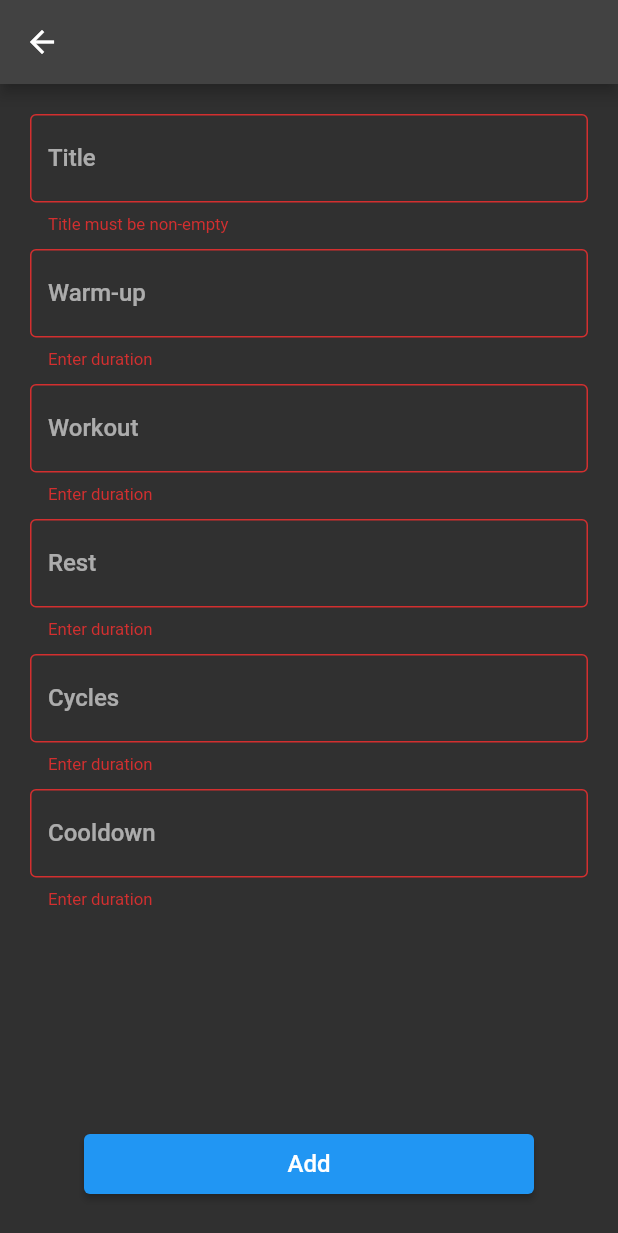
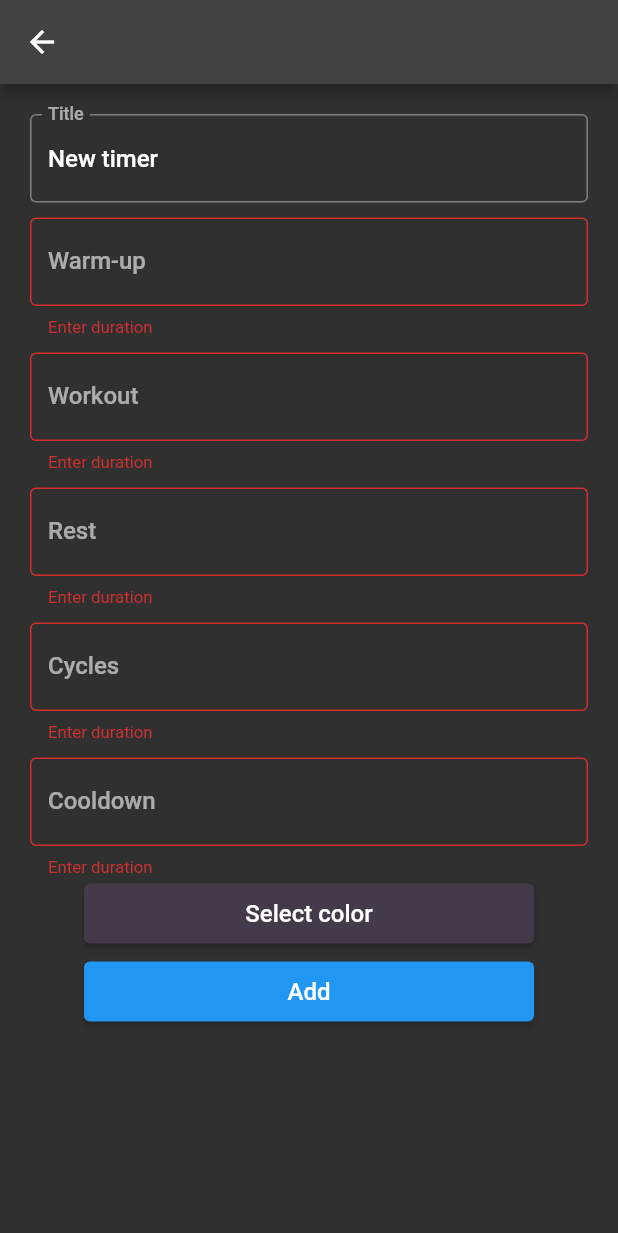
Before and after one commit to tsudd/tabata-timer, a Flutter app: the EditSeqPage screen opened by its route, after a tap on "Add", on a phone screen of 412 x 824 dp. Shown: the top 1233 px of the screen. Run offline on Flutter 3.47's test engine with Material 2 defaults, Android fonts, the phone set to English and light mode, and no system bars; our stand-ins replace flutter_bloc, flutter_colorpicker, shared_preferences; accounts and stored records are empty; generated files the repository leaves out were written again.

Commit message:
add: color selection

```diff
--- a/lib/l10n/app_en.arb
+++ b/lib/l10n/app_en.arb
@@ -58,5 +58,29 @@
     "total_dur_lbl": "Total duration",
     "@total_dur_lbl": {
         "description": "Total duration label"
+    },
+    "add_btn": "Add",
+    "@add_btn": {
+        "description": "Add button label"
+    },
+    "color_pick": "Select color",
+    "@color_pick": {
+        "description": "Color selection label"
+    },
+    "empty_input": "Enter duration",
+    "@empty_input": {
+        "description": "Sign apearing when form input is empty"
+    },
+    "empty_title": "Title must be non-empty",
+    "@empty_title": {
+        "description": "Sign apearing when title is empty while timer creation"
+    },
+    "done_btn": "Done",
+    "@done_btn": {
+        "description": "Label for done button"
+    },
+    "init_title": "New timer",
+    "@init_title": {
+        "description": "Init name for a new timer"
     }
 }
--- a/lib/presentation/pages/edit_seq_page.dart
+++ b/lib/presentation/pages/edit_seq_page.dart
@@ -7,6 +7,8 @@ class EditSeqPage extends StatelessWidget {
 
   @override
   Widget build(BuildContext context) {
-    return Scaffold(appBar: AppBar(), body: const EditSeqWidget());
+    return Scaffold(
+        appBar: AppBar(),
+        body: const SingleChildScrollView(child: EditSeqWidget()));
   }
 }
--- a/lib/presentation/widgets/edit_seq_widget.dart
+++ b/lib/presentation/widgets/edit_seq_widget.dart
@@ -1,6 +1,7 @@
 import 'package:flutter/cupertino.dart';
 import 'package:flutter/material.dart';
 import 'package:flutter/services.dart';
+import 'package:flutter_colorpicker/flutter_colorpicker.dart';
 import 'package:tabata/data/models/timer.dart';
 import 'package:flutter_gen/gen_l10n/app_localizations.dart';
 
@@ -22,19 +23,20 @@ class _EditSeqWidget extends State<EditSeqWidget> {
   String rest = '';
   String cycles = '';
   String cooldown = '';
+  Color pickerColor = const Color(0xff443a49);
+  Color currentColor = const Color(0xff443a49);
 
   @override
   Widget build(BuildContext context) {
     return Container(
         padding: const EdgeInsets.all(20),
-        child: Column(
-            mainAxisAlignment: MainAxisAlignment.spaceBetween,
-            children: [
+        child: Column(children: [
           Form(
             key: _formKey,
             child: Column(children: [
               TextFormField(
                 keyboardType: TextInputType.number,
+                initialValue: AppLocalizations.of(context)!.init_title,
                 inputFormatters: [LengthLimitingTextInputFormatter(30)],
                 validator: (value) => _handleTitleValidation(value),
                 onChanged: (value) => {title = value},
@@ -128,7 +130,22 @@ class _EditSeqWidget extends State<EditSeqWidget> {
                     hintText: "Enter cooldown time",
                     labelText: "Cooldown"),
                 style: Theme.of(context).textTheme.bodyText1,
-                  )
+              ),
+              ConstrainedBox(
+                  constraints: const BoxConstraints(
+                      minHeight: 40,
+                      minWidth: 300,
+                      maxHeight: 50,
+                      maxWidth: 350),
+                  child: ElevatedButton(
+                      style: ButtonStyle(
+                          backgroundColor:
+                              MaterialStateProperty.all<Color>(currentColor)),
+                      onPressed: () => _pickColor(context),
+                      child: Text(
+                        AppLocalizations.of(context)!.color_pick,
+                        style: Theme.of(context).textTheme.button,
+                      )))
             ]),
           ),
           Padding(
@@ -142,9 +159,9 @@ class _EditSeqWidget extends State<EditSeqWidget> {
                   child: ElevatedButton(
                       onPressed: () => _submitInput(context),
                       child: Text(
-                            "Add",
+                        AppLocalizations.of(context)!.add_btn,
                         style: Theme.of(context).textTheme.button,
-                          ))))
+                      )))),
         ]));
   }
 
@@ -152,7 +169,7 @@ class _EditSeqWidget extends State<EditSeqWidget> {
     if (_formKey.currentState!.validate()) {
       var t = TTimer(
           cooldown: int.parse(cooldown),
-          color: Colors.red,
+          color: currentColor,
           cycles: int.parse(cycles),
           rest: int.parse(rest),
           title: title,
@@ -162,16 +179,46 @@ class _EditSeqWidget extends State<EditSeqWidget> {
     }
   }
 
+  void _pickColor(BuildContext context) {
+    showDialog(
+        context: context,
+        builder: (context) {
+          return AlertDialog(
+            title: Text(AppLocalizations.of(context)!.color_pick,
+                style: Theme.of(context).textTheme.bodyText1),
+            content: SingleChildScrollView(
+                child: ColorPicker(
+              pickerColor: pickerColor,
+              onColorChanged: (value) => setState(() {
+                pickerColor = value;
+              }),
+            )),
+            actions: <Widget>[
+              ElevatedButton(
+                child: Text(
+                  AppLocalizations.of(context)!.done_btn,
+                  style: Theme.of(context).textTheme.button,
+                ),
+                onPressed: () {
+                  setState(() => currentColor = pickerColor);
+                  Navigator.of(context).pop();
+                },
+              )
+            ],
+          );
+        });
+  }
+
   String? _handleTimeValidation(String? value) {
     if (value == null || value.isEmpty) {
-      return "Enter duration";
+      return AppLocalizations.of(context)!.empty_input;
     }
     return null;
   }
 
   String? _handleTitleValidation(String? value) {
     if (value == null || value.isEmpty) {
-      return "Title must be non-empty";
+      return AppLocalizations.of(context)!.empty_title;
     }
     return null;
   }
--- a/pubspec.yaml
+++ b/pubspec.yaml
@@ -39,6 +39,7 @@ dependencies:
     sdk: flutter
   intl: ^0.17.0
   shared_preferences: ^2.0.9
+  flutter_colorpicker: ^1.0.2
 
 dev_dependencies:
   flutter_test:
```
Also changed, not shown: lib/l10n/app_ru.arb (+7 -1 lines), pubspec.lock. Lines whose indentation alone changed are shown as unchanged.
